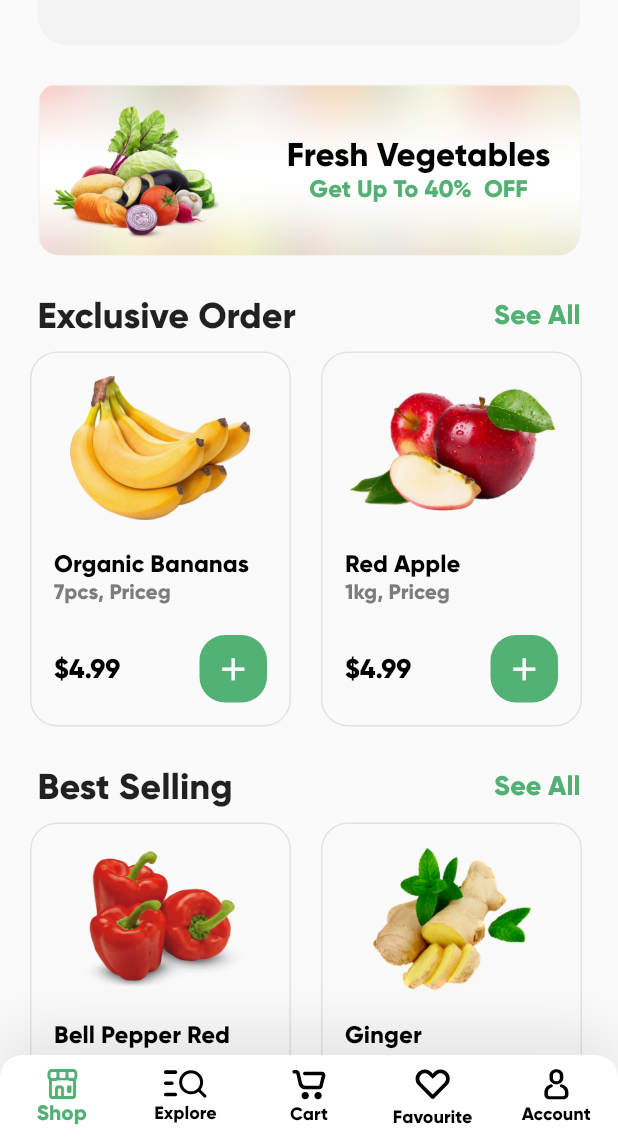
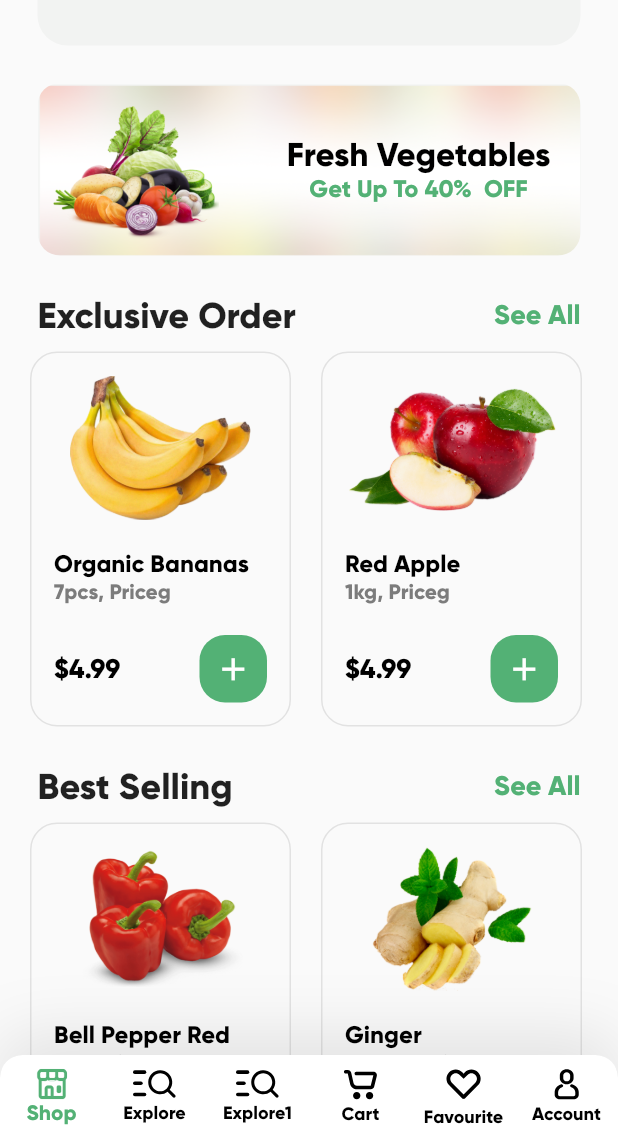
Before and after one commit to asutaka/MyRecipeApp, a Flutter app: the DashboardScreen screen opened directly, on a phone screen of 412 x 824 dp, the part 97-1236 px from its top. Run offline on Flutter 3.47's test engine with Material 2 defaults, Android fonts, the phone set to English and light mode, and no system bars; our stand-ins replace flutter_svg.

Commit message:
add screen explore1

```diff
--- a/recipe_app/lib/screens/dashboard/navigator_item.dart
+++ b/recipe_app/lib/screens/dashboard/navigator_item.dart
@@ -2,6 +2,7 @@ import 'package:flutter/material.dart';
 import 'package:recipe_app/screens/account/account_screen.dart';
 import 'package:recipe_app/screens/cart/cart_screen.dart';
 import 'package:recipe_app/screens/explore_screen.dart';
+import 'package:recipe_app/screens/explore_screen1.dart';
 import 'package:recipe_app/screens/home/home_screen.dart';
 
 import '../favourite_screen.dart';
@@ -18,6 +19,8 @@ class NavigatorItem {
 List<NavigatorItem> navigatorItems = [
   NavigatorItem("Shop", "assets/icons/shop_icon.svg", 0, HomeScreen()),
   NavigatorItem("Explore", "assets/icons/explore_icon.svg", 1, ExploreScreen()),
+  NavigatorItem(
+      "Explore1", "assets/icons/explore_icon.svg", 1, ExploreScreen1()),
   NavigatorItem("Cart", "assets/icons/cart_icon.svg", 2, CartScreen()),
   NavigatorItem(
       "Favourite", "assets/icons/favourite_icon.svg", 3, FavouriteScreen()),
--- a/recipe_app/lib/widgets/search_bar_widget.dart
+++ b/recipe_app/lib/widgets/search_bar_widget.dart
@@ -31,16 +31,12 @@ class SearchBarWidget extends StatelessWidget {
               icon: SvgPicture.asset(
                 searchIcon,
               ))
-
-          // SvgPicture.asset(
-          //   searchIcon,
-          // ),
         ],
       ),
     );
   }
 
   void onTap() {
-    print("onTap called.");
+    print("search called.");
   }
 }
```
